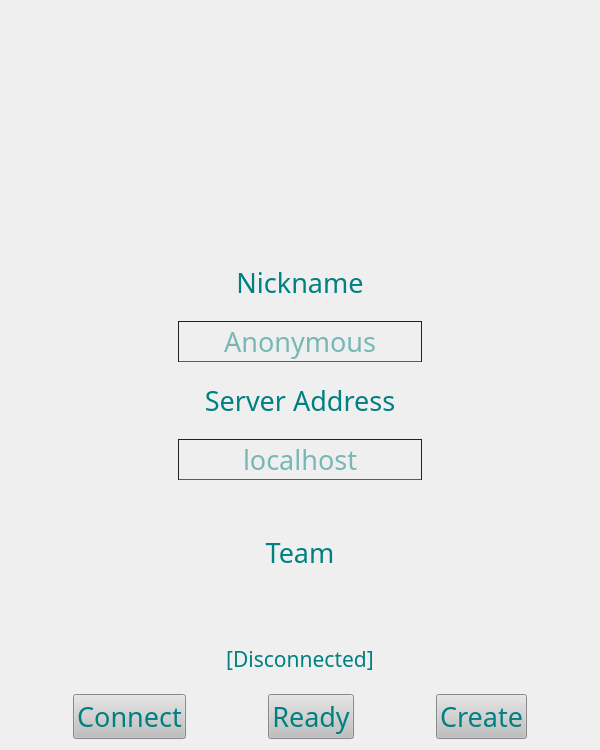
Generals-OI/Generals.OI, file src/startWindow/startWindow.ui: the form before one commit.
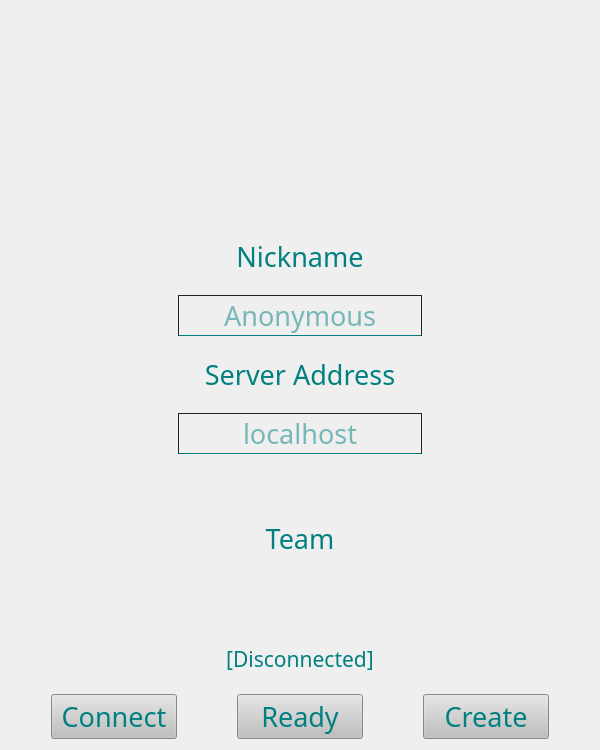
The form after the commit. Icons and pictures are not drawn.

Commit message: feat: changed the icon on the `startWindow`

```diff
--- a/src/startWindow/startWindow.ui
+++ b/src/startWindow/startWindow.ui
@@ -79,13 +79,13 @@
        <property name="minimumSize">
         <size>
          <width>200</width>
-         <height>200</height>
+         <height>160</height>
         </size>
        </property>
        <property name="maximumSize">
         <size>
          <width>200</width>
-         <height>200</height>
+         <height>160</height>
         </size>
        </property>
        <property name="sizeIncrement">
@@ -387,6 +387,12 @@
        </item>
        <item>
         <widget class="QPushButton" name="pbConnect">
+         <property name="sizePolicy">
+          <sizepolicy hsizetype="Expanding" vsizetype="Preferred">
+           <horstretch>30</horstretch>
+           <verstretch>20</verstretch>
+          </sizepolicy>
+         </property>
          <property name="font">
           <font>
            <family>Quicksand Bold</family>
@@ -417,6 +423,12 @@
        </item>
        <item>
         <widget class="QPushButton" name="pbReady">
+         <property name="sizePolicy">
+          <sizepolicy hsizetype="Expanding" vsizetype="Preferred">
+           <horstretch>30</horstretch>
+           <verstretch>20</verstretch>
+          </sizepolicy>
+         </property>
          <property name="font">
           <font>
            <family>Quicksand Bold</family>
@@ -447,6 +459,12 @@
        </item>
        <item>
         <widget class="QPushButton" name="pbCreateServer">
+         <property name="sizePolicy">
+          <sizepolicy hsizetype="Expanding" vsizetype="Preferred">
+           <horstretch>30</horstretch>
+           <verstretch>20</verstretch>
+          </sizepolicy>
+         </property>
          <property name="font">
           <font>
            <family>Quicksand Bold</family>
```
Left out of the diff: 4 changed lines with no effect on the pictures. The commit also changes 2 other files.
